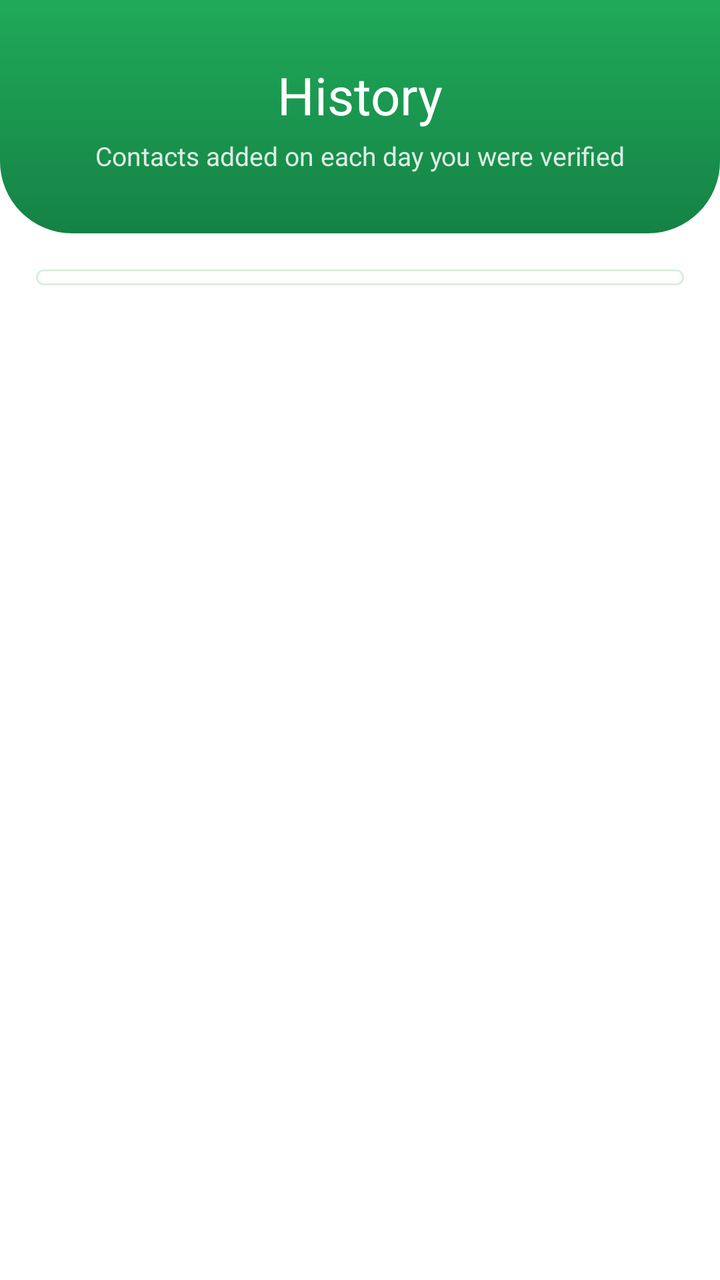
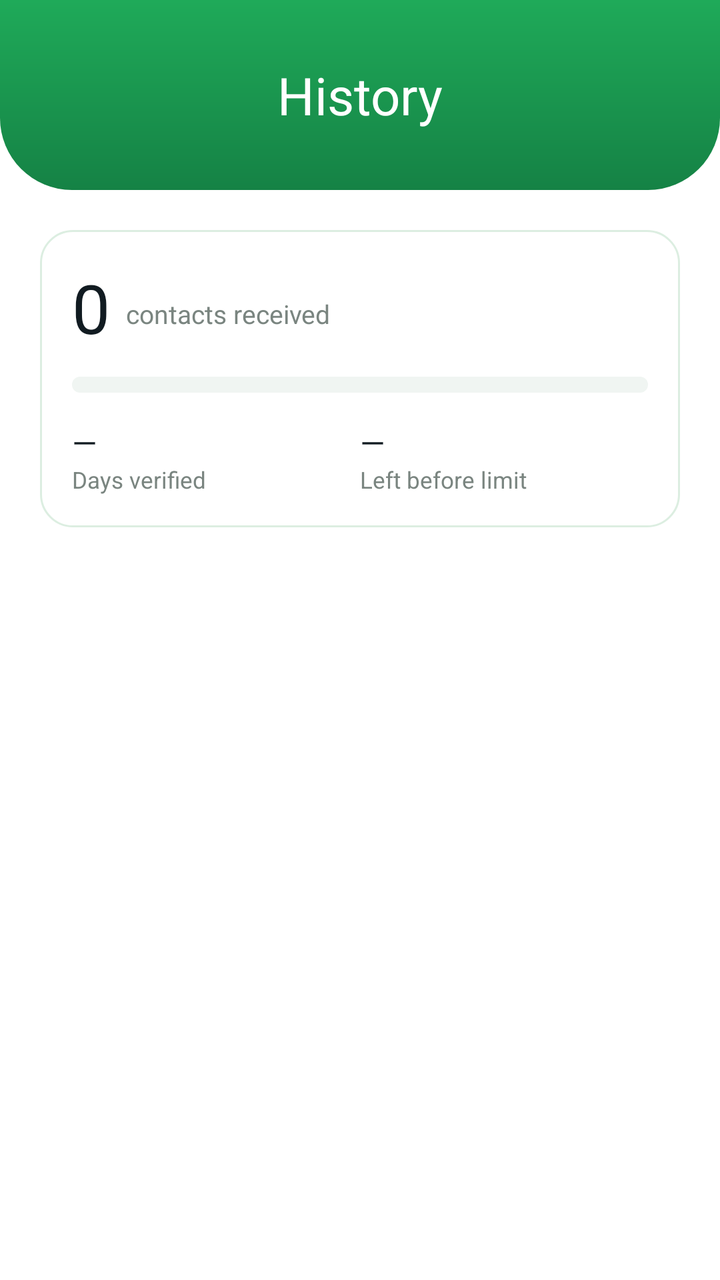

Two renders of the same Android screen: before a commit and after it. Below are the layout's source before the change and the commit's diff.
<!-- AndroidManifest.xml: application theme Theme.ViewGrow.Starting -->
<!-- res/layout/fragment_history.xml -->
<?xml version="1.0" encoding="utf-8"?>
<LinearLayout xmlns:android="http://schemas.android.com/apk/res/android"
    android:layout_width="match_parent"
    android:layout_height="match_parent"
    android:background="@color/surface"
    android:orientation="vertical">

    <LinearLayout
        android:id="@+id/hero"
        android:layout_width="match_parent"
        android:layout_height="wrap_content"
        android:background="@drawable/bg_hero"
        android:gravity="center_horizontal"
        android:orientation="vertical"
        android:paddingTop="30dp"
        android:paddingBottom="30dp">
        <TextView
            android:layout_width="wrap_content"
            android:layout_height="wrap_content"
            android:tag="extrabold"
            android:text="History"
            android:textColor="@color/white"
            android:textSize="26sp" />
        <TextView
            android:layout_width="wrap_content"
            android:layout_height="wrap_content"
            android:layout_marginTop="4dp"
            android:text="Contacts added on each day you were verified"
            android:textColor="@color/white_soft"
            android:textSize="13sp" />
    </LinearLayout>

    <ScrollView
        android:layout_width="match_parent"
        android:layout_height="0dp"
        android:layout_weight="1"
        android:clipToPadding="false"
        android:paddingBottom="90dp"
        android:scrollbars="none">
        <LinearLayout
            android:layout_width="match_parent"
            android:layout_height="wrap_content"
            android:orientation="vertical"
            android:padding="18dp">
            <LinearLayout
                android:id="@+id/hist_card"
                android:layout_width="match_parent"
                android:layout_height="wrap_content"
                android:background="@drawable/bg_card"
                android:orientation="vertical"
                android:paddingStart="14dp"
                android:paddingTop="4dp"
                android:paddingEnd="14dp"
                android:paddingBottom="4dp" />
            <TextView
                android:id="@+id/hist_foot"
                android:layout_width="match_parent"
                android:layout_height="wrap_content"
                android:gravity="center"
                android:paddingTop="16dp"
                android:paddingBottom="16dp"
                android:tag="semibold"
                android:textColor="@color/green_text"
                android:textSize="13sp" />
        </LinearLayout>
    </ScrollView>
</LinearLayout>
<!-- resources referenced by this layout -->
<resources>
  <color name="green_text">#158245</color>
  <color name="surface">#FFFFFF</color>
  <color name="white">#FFFFFF</color>
  <color name="white_soft">#D9FFFFFF</color>
  <!-- drawable bg_card (drawable) -->
  <?xml version="1.0" encoding="utf-8"?>
  <shape xmlns:android="http://schemas.android.com/apk/res/android" android:shape="rectangle">
      <solid android:color="@color/surface" />
      <stroke android:width="1dp" android:color="@color/border" />
      <corners android:radius="16dp" />
  </shape>
  <!-- drawable bg_hero (drawable) -->
  <?xml version="1.0" encoding="utf-8"?>
  <shape xmlns:android="http://schemas.android.com/apk/res/android" android:shape="rectangle">
      <gradient android:angle="270" android:startColor="@color/green" android:endColor="@color/green_dark" />
      <corners android:bottomLeftRadius="36dp" android:bottomRightRadius="36dp" />
  </shape>
  <style name="Theme.ViewGrow.Starting" parent="Theme.SplashScreen">
          <item name="windowSplashScreenBackground">@color/splash_bg</item>
          <item name="windowSplashScreenAnimatedIcon">@drawable/splash_icon</item>
          <item name="postSplashScreenTheme">@style/Theme.ViewGrow</item>
      </style>
  <color name="border">#DCEEE1</color>
  <color name="green">#1FAA59</color>
  <color name="green_dark">#158245</color>
  <color name="splash_bg">#F6F6F6</color>
  <!-- drawable splash_icon: png bitmap (drawable-nodpi, 113375 bytes) -->
  <style name="Theme.ViewGrow" parent="Theme.MaterialComponents.DayNight.NoActionBar">
          <item name="colorPrimary">@color/green</item>
          <item name="colorSurface">@color/surface</item>
          <item name="colorOnSurface">@color/dark</item>
          <item name="colorPrimaryVariant">@color/green_dark</item>
          <item name="colorOnPrimary">@color/white</item>
          <item name="colorSecondary">@color/green</item>
          <item name="colorControlActivated">@color/green</item>
          <item name="android:windowBackground">@color/surface</item>
          <item name="android:statusBarColor">@android:color/transparent</item>
          <item name="android:navigationBarColor">@color/surface</item>
          <item name="android:windowLightStatusBar">false</item>
      </style>
  <color name="dark">#111B21</color>
</resources>

<!-- the commit's change to res/layout/fragment_history.xml (unified diff, before → after) -->
@@ -21,13 +21,6 @@
             android:text="History"
             android:textColor="@color/white"
             android:textSize="26sp" />
-        <TextView
-            android:layout_width="wrap_content"
-            android:layout_height="wrap_content"
-            android:layout_marginTop="4dp"
-            android:text="Contacts added on each day you were verified"
-            android:textColor="@color/white_soft"
-            android:textSize="13sp" />
     </LinearLayout>
 
     <ScrollView
@@ -41,23 +34,128 @@
             android:layout_width="match_parent"
             android:layout_height="wrap_content"
             android:orientation="vertical"
-            android:padding="18dp">
+            android:paddingStart="20dp"
+            android:paddingTop="20dp"
+            android:paddingEnd="20dp"
+            android:paddingBottom="12dp">
+
+            
             <LinearLayout
-                android:id="@+id/hist_card"
+                android:id="@+id/hist_summary"
                 android:layout_width="match_parent"
                 android:layout_height="wrap_content"
                 android:background="@drawable/bg_card"
                 android:orientation="vertical"
-                android:paddingStart="14dp"
-                android:paddingTop="4dp"
-                android:paddingEnd="14dp"
-                android:paddingBottom="4dp" />
+                android:padding="16dp">
+                <LinearLayout
+                    android:layout_width="match_parent"
+                    android:layout_height="wrap_content"
+                    android:gravity="bottom"
+                    android:orientation="horizontal">
+                    <TextView
+                        android:id="@+id/sum_total"
+                        android:layout_width="wrap_content"
+                        android:layout_height="wrap_content"
+                        android:tag="extrabold"
+                        android:text="0"
+                        android:textColor="@color/dark"
+                        android:textSize="34sp" />
+                    <TextView
+                        android:id="@+id/sum_of"
+                        android:layout_width="0dp"
+                        android:layout_height="wrap_content"
+                        android:layout_marginStart="8dp"
+                        android:layout_marginBottom="5dp"
+                        android:layout_weight="1"
+                        android:text="contacts received"
+                        android:textColor="@color/text2"
+                        android:textSize="13sp" />
+                    <TextView
+                        android:id="@+id/sum_pct"
+                        android:layout_width="wrap_content"
+                        android:layout_height="wrap_content"
+                        android:layout_marginBottom="5dp"
+                        android:background="@drawable/bg_tag_green"
+                        android:paddingStart="10dp"
+                        android:paddingTop="3dp"
+                        android:paddingEnd="10dp"
+                        android:paddingBottom="3dp"
+                        android:tag="bold"
+                        android:textColor="@color/green_text"
+                        android:textSize="12sp"
+                        android:visibility="gone" />
+                </LinearLayout>
+                <ProgressBar
+                    android:id="@+id/sum_bar"
+                    style="?android:attr/progressBarStyleHorizontal"
+                    android:layout_width="match_parent"
+                    android:layout_height="8dp"
+                    android:layout_marginTop="12dp"
+                    android:max="100"
+                    android:progress="0"
+                    android:progressDrawable="@drawable/bg_progress" />
+                <LinearLayout
+                    android:layout_width="match_parent"
+                    android:layout_height="wrap_content"
+                    android:layout_marginTop="14dp"
+                    android:orientation="horizontal">
+                    <LinearLayout
+                        android:layout_width="0dp"
+                        android:layout_height="wrap_content"
+                        android:layout_weight="1"
+                        android:orientation="vertical">
+                        <TextView
+                            android:id="@+id/sum_days"
+                            android:layout_width="wrap_content"
+                            android:layout_height="wrap_content"
+                            android:tag="bold"
+                            android:text="\u2014"
+                            android:textColor="@color/dark"
+                            android:textSize="16sp" />
+                        <TextView
+                            android:layout_width="wrap_content"
+                            android:layout_height="wrap_content"
+                            android:text="Days verified"
+                            android:textColor="@color/text2"
+                            android:textSize="11.5sp" />
+                    </LinearLayout>
+                    <LinearLayout
+                        android:layout_width="0dp"
+                        android:layout_height="wrap_content"
+                        android:layout_weight="1"
+                        android:orientation="vertical">
+                        <TextView
+                            android:id="@+id/sum_left"
+                            android:layout_width="wrap_content"
+                            android:layout_height="wrap_content"
+                            android:tag="bold"
+                            android:text="\u2014"
+                            android:textColor="@color/dark"
+                            android:textSize="16sp" />
+                        <TextView
+                            android:layout_width="wrap_content"
+                            android:layout_height="wrap_content"
+                            android:text="Left before limit"
+                            android:textColor="@color/text2"
+                            android:textSize="11.5sp" />
+                    </LinearLayout>
+                </LinearLayout>
+            </LinearLayout>
+
+            
+            <LinearLayout
+                android:id="@+id/hist_list"
+                android:layout_width="match_parent"
+                android:layout_height="wrap_content"
+                android:layout_marginTop="14dp"
+                android:orientation="vertical" />
+
             <TextView
                 android:id="@+id/hist_foot"
                 android:layout_width="match_parent"
                 android:layout_height="wrap_content"
                 android:gravity="center"
-                android:paddingTop="16dp"
+                android:paddingTop="12dp"
                 android:paddingBottom="16dp"
                 android:tag="semibold"
                 android:textColor="@color/green_text"
<!-- resource entries referenced after the edit -->
@@ -2,8 +2,8 @@
 <resources>
   <color name="green_text">#158245</color>
   <color name="surface">#FFFFFF</color>
+  <color name="text2">#7A8580</color>
   <color name="white">#FFFFFF</color>
-  <color name="white_soft">#D9FFFFFF</color>
   <!-- drawable bg_card (drawable) -->
   <?xml version="1.0" encoding="utf-8"?>
   <shape xmlns:android="http://schemas.android.com/apk/res/android" android:shape="rectangle">
@@ -17,6 +17,30 @@
       <gradient android:angle="270" android:startColor="@color/green" android:endColor="@color/green_dark" />
       <corners android:bottomLeftRadius="36dp" android:bottomRightRadius="36dp" />
   </shape>
+  <!-- drawable bg_progress (drawable) -->
+  <?xml version="1.0" encoding="utf-8"?>
+  <layer-list xmlns:android="http://schemas.android.com/apk/res/android">
+      <item android:id="@android:id/background">
+          <shape android:shape="rectangle">
+              <solid android:color="@color/seg_track" />
+              <corners android:radius="100dp" />
+          </shape>
+      </item>
+      <item android:id="@android:id/progress">
+          <clip>
+              <shape android:shape="rectangle">
+                  <solid android:color="@color/btn_fill" />
+                  <corners android:radius="100dp" />
+              </shape>
+          </clip>
+      </item>
+  </layer-list>
+  <!-- drawable bg_tag_green (drawable) -->
+  <?xml version="1.0" encoding="utf-8"?>
+  <shape xmlns:android="http://schemas.android.com/apk/res/android" android:shape="rectangle">
+      <solid android:color="@color/tint" />
+      <corners android:radius="100dp" />
+  </shape>
   <style name="Theme.ViewGrow.Starting" parent="Theme.SplashScreen">
           <item name="windowSplashScreenBackground">@color/splash_bg</item>
           <item name="windowSplashScreenAnimatedIcon">@drawable/splash_icon</item>
@@ -25,6 +49,9 @@
   <color name="border">#DCEEE1</color>
   <color name="green">#1FAA59</color>
   <color name="green_dark">#158245</color>
+  <color name="seg_track">#F0F5F2</color>
+  <color name="btn_fill">#1FAA59</color>
+  <color name="tint">#E1F5EB</color>
   <color name="splash_bg">#F6F6F6</color>
   <!-- drawable splash_icon: png bitmap (drawable-nodpi, 113375 bytes) -->
   <style name="Theme.ViewGrow" parent="Theme.MaterialComponents.DayNight.NoActionBar">
